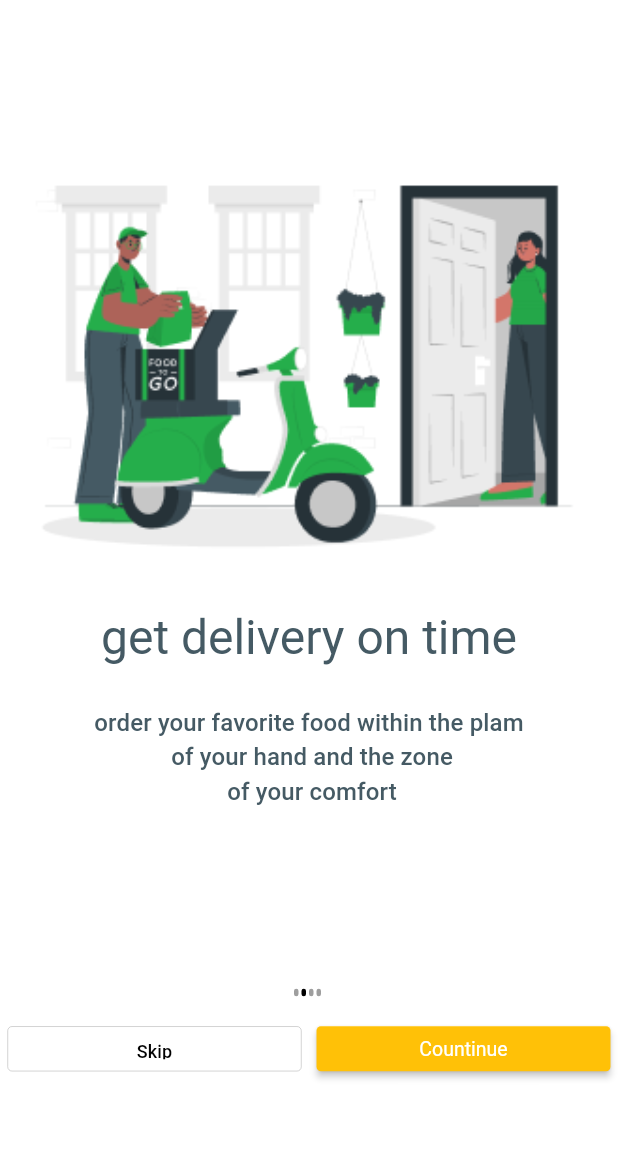
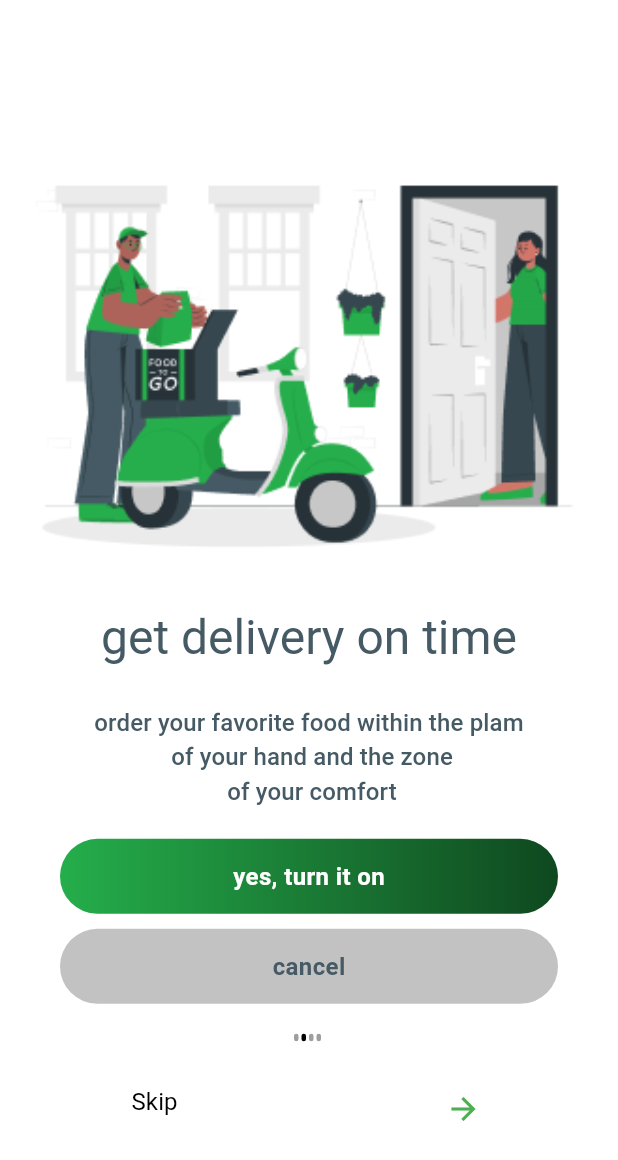
Before and after one commit to Ammar2000-Matarieh/Task_food, a Flutter app: the screen it shows after launch, swiped to page 2, on a phone screen of 412 x 824 dp. Shown: the top 1160 px of the screen. Run offline on Flutter 3.47's test engine with Material 3 defaults, Android fonts, the phone set to English and light mode, and no system bars.

Commit message:
Update Project food tek finish app ... 2025

```diff
--- a/lib/view/screens/custom_back_btn.dart
+++ b/lib/view/screens/custom_back_btn.dart
@@ -13,11 +13,10 @@ class CustomBackButton extends StatelessWidget {
     return Container(
       padding: EdgeInsets.only(left: 5, right: 5),
       width: double.infinity,
-      height: 30,
+      height: 40,
       child: TextButton(
         style: ElevatedButton.styleFrom(
           shape: RoundedRectangleBorder(borderRadius: BorderRadius.circular(3)),
-          side: BorderSide(color: Colors.grey.shade500, width: 0.3),
         ),
         onPressed: () {
           if (onBoardingProvider.currentScreen > 0) {
@@ -28,9 +27,11 @@ class CustomBackButton extends StatelessWidget {
         },
         child: Text(
           "Skip",
-          style: Theme.of(
-            context,
-          ).textTheme.labelLarge!.copyWith(color: Colors.black, fontSize: 12),
+          style: Theme.of(context).textTheme.labelLarge!.copyWith(
+            color: Colors.black,
+            fontSize: 16,
+            fontWeight: FontWeight.w400,
+          ),
         ),
       ),
     );
--- a/lib/view/screens/custom_btn.dart
+++ b/lib/view/screens/custom_btn.dart
@@ -12,9 +12,8 @@ class CustomButtonOnBoarding extends StatelessWidget {
       padding: EdgeInsets.only(left: 5, right: 5),
       width: double.infinity,
       height: 30,
-      child: MaterialButton(
-        shape: RoundedRectangleBorder(borderRadius: BorderRadius.circular(3)),
-        textColor: Colors.white,
+      child: IconButton(
+        icon: Icon(Icons.arrow_forward, color: Colors.green),
         onPressed: () {
           if (onBoardingProvider.currentScreen == 2) {
             onBoardingProvider.buttonNext(context);
@@ -25,14 +24,6 @@ class CustomButtonOnBoarding extends StatelessWidget {
             );
           }
         },
-        color: Colors.amber,
-        child: Text(
-          "Countinue",
-          style: Theme.of(context).textTheme.headlineSmall!.copyWith(
-            color: Colors.white,
-            fontSize: 13,
-          ),
-        ),
       ),
     );
   }
--- a/lib/view/screens/onboarding_screen.dart
+++ b/lib/view/screens/onboarding_screen.dart
@@ -54,6 +54,87 @@ class OnboardingScreen extends StatelessWidget {
               },
             ),
           ),
+          SizedBox(height: 20),
+          onBoardingList.length == 4
+              ? Column(
+                children: [
+                  Container(
+                    margin: EdgeInsets.only(left: 40, right: 40),
+                    width: double.infinity,
+                    height: 50,
+                    decoration: BoxDecoration(
+                      borderRadius: BorderRadius.circular(70),
+                      gradient: LinearGradient(
+                        colors: [Color(0xff25AE4B), Color(0xff0F481F)],
+                      ),
+                    ),
+                    child: Row(
+                      crossAxisAlignment: CrossAxisAlignment.center,
+                      mainAxisAlignment: MainAxisAlignment.center,
+                      children: [
+                        Text(
+                          "yes, turn it on",
+                          style: TextStyle(
+                            color: Color(0xffffffff),
+                            fontWeight: FontWeight.w600,
+                            fontSize: 16,
+                          ),
+                        ),
+                      ],
+                    ),
+                  ),
+                  SizedBox(height: 10),
+                  Container(
+                    margin: EdgeInsets.only(left: 40, right: 40),
+                    width: double.infinity,
+                    height: 50,
+                    decoration: BoxDecoration(
+                      color: Color(0xffC2C2C2),
+                      borderRadius: BorderRadius.circular(70),
+                    ),
+                    child: Row(
+                      crossAxisAlignment: CrossAxisAlignment.center,
+                      mainAxisAlignment: MainAxisAlignment.center,
+                      children: [
+                        Text(
+                          "cancel",
+                          style: TextStyle(
+                            color: Color(0xff455A64),
+                            fontWeight: FontWeight.w600,
+                            fontSize: 16,
+                          ),
+                        ),
+                      ],
+                    ),
+                  ),
+                ],
+              )
+              : Container(
+                margin: EdgeInsets.only(left: 40, right: 40),
+                width: double.infinity,
+                height: 50,
+                decoration: BoxDecoration(
+                  borderRadius: BorderRadius.circular(70),
+                  gradient: LinearGradient(
+                    colors: [Color(0xff25AE4B), Color(0xff0F481F)],
+                  ),
+                ),
+                child: Row(
+                  crossAxisAlignment: CrossAxisAlignment.center,
+                  mainAxisAlignment: MainAxisAlignment.center,
+                  children: [
+                    Text(
+                      "continue",
+                      style: TextStyle(
+                        color: Color(0xffffffff),
+                        fontWeight: FontWeight.w600,
+                        fontSize: 16,
+                      ),
+                    ),
+                  ],
+                ),
+              ),
+          SizedBox(height: 20),
           CustomOnBoardingList(onBoardingProvider: onBoardingProvider),
         ],
       ),
--- a/lib/view/screens/splash_screen.dart
+++ b/lib/view/screens/splash_screen.dart
@@ -27,7 +27,10 @@ class _SplashScreenState extends State<SplashScreen> {
       body: Column(
         crossAxisAlignment: CrossAxisAlignment.center,
         mainAxisAlignment: MainAxisAlignment.center,
-        children: [Center(child: Image.asset("assets/images/logo.png"))],
+        children: [
+          // Image.asset(""),
+          Center(child: Image.asset("assets/images/logo.png")),
+        ],
       ),
     );
   }
```
